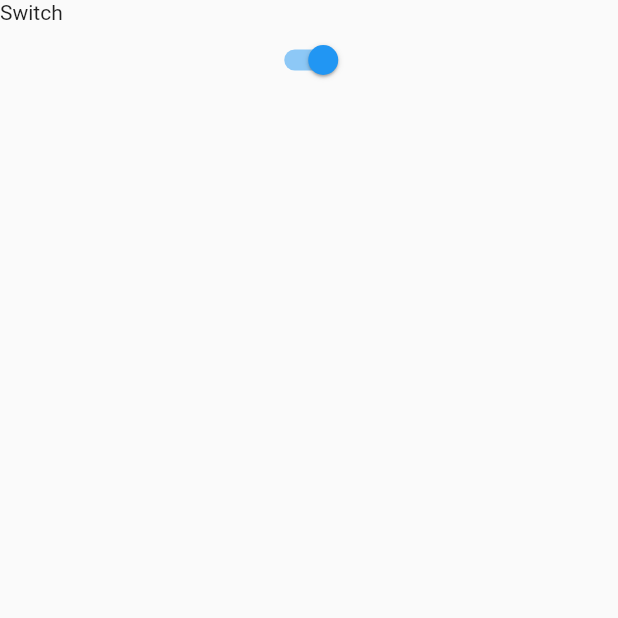
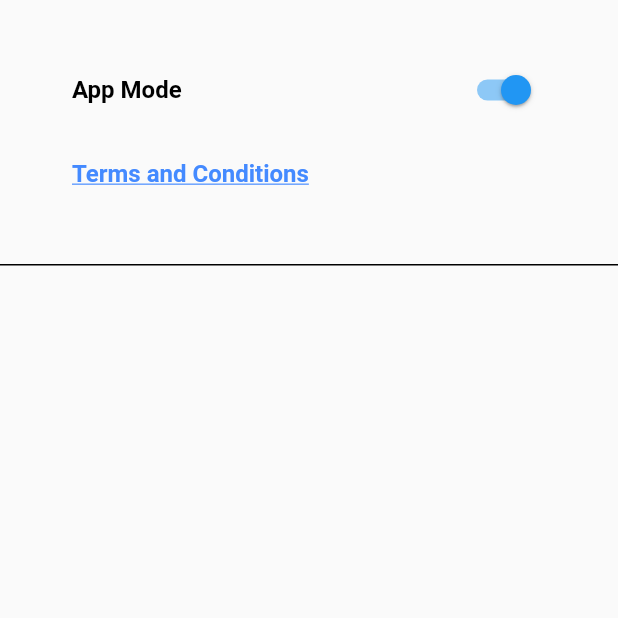
Before and after one commit to FlyX-Official/FlyX-mobile, a Flutter app: the Settings screen opened by its route, on a phone screen of 412 x 824 dp, the top half of it. Run offline on Flutter 3.47's test engine with Material 2 defaults, Android fonts, the phone set to English and light mode, and no system bars; our stand-ins replace font_awesome_flutter.

Commit message:
terms and condition

```diff
--- a/lib/settings/settings.dart
+++ b/lib/settings/settings.dart
@@ -23,32 +23,49 @@ class _Settings extends State<Settings> {
       body: _Body(context),
     );
   }
+
   // variables
-  bool _mode =true;
-
+  bool _mode = true;
 
   // functions
+  // function for day/night mode
+  void _onChangedMode(bool value) => setState(() => _mode = value);
 
   // function to run as soon as app opens
   void initState() {}
-
 
   // Widgets
   Widget _Body(BuildContext context) {
     return ListView(
       children: <Widget>[
-        Text("Switch"),
-        Center(
-          child: Switch(
-            onChanged: (bool mode){
-              setState(() => this._mode = mode);
-            },
-            value: this._mode,
+        Container(
+          padding: new EdgeInsets.all(32.0),
+          child: new Center(
+            child: new Column(
+              children: <Widget>[
+                new SwitchListTile(
+                  value: _mode,
+                  onChanged: _onChangedMode,
+                  title: new Text('App Mode',
+                      style: new TextStyle(
+                          fontWeight: FontWeight.bold, color: Colors.black)),
+                ),
+                new ListTile(
+                  title: const Text(
+                    "Terms and Conditions",
+                    style: TextStyle(
+                        fontWeight: FontWeight.bold,
+                        color: Colors.blueAccent,
+                        decoration: TextDecoration.underline),
+                  ),
+                  onTap: () {/* redirect to terms and conditions page */},
+                )
+              ],
+            ),
           ),
-        )
+          decoration: BoxDecoration(border: Border(bottom: BorderSide())),
+        ),
       ],
     );
-
   }
-
 }
```
